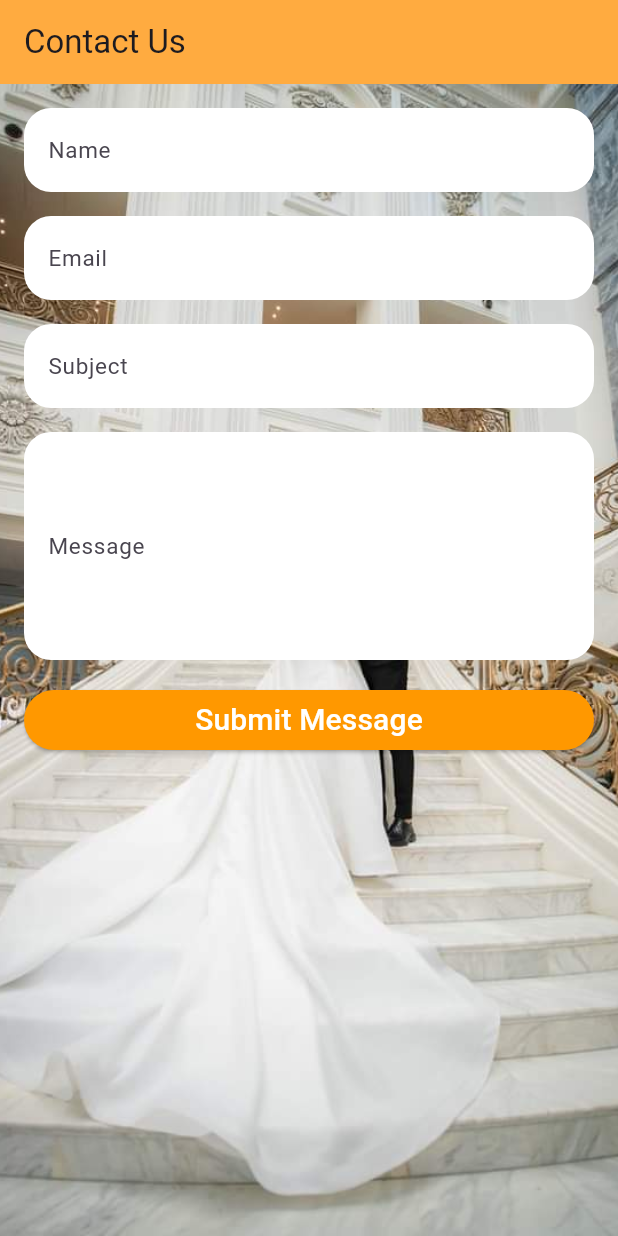
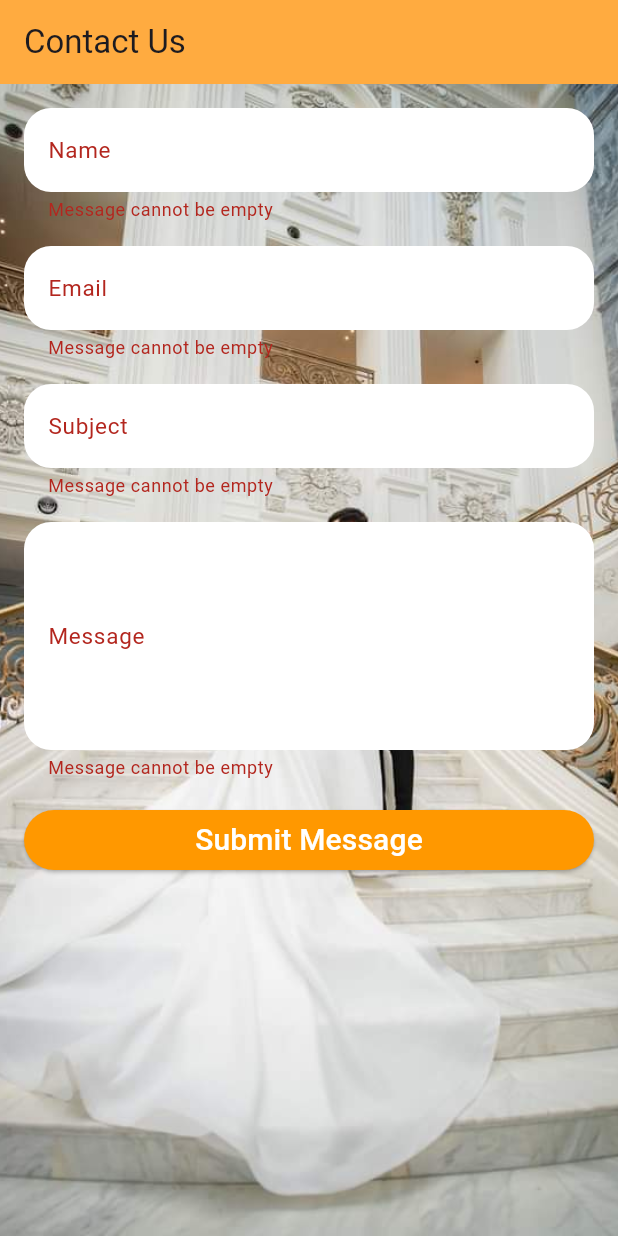
Before and after one commit to A7medabdelaty/Wedding-App, a Flutter app: the ContactUsPage screen opened by its route, after a tap on "Submit Message", on a phone screen of 412 x 824 dp. Run offline on Flutter 3.47's test engine with Material 3 defaults, Android fonts, the phone set to English and light mode, and no system bars; our stand-ins replace awesome_dialog, cached_network_image, chewie, cloud_firestore, equatable, firebase_auth and 9 more; accounts and stored records are empty.

Commit message:
implement send contact message

```diff
--- /dev/null
+++ b/lib/features/home/data/contact_message.dart
@@ -0,0 +1,24 @@
+class ContactMessage {
+  final String name;
+  final String email;
+  final String subject;
+  final String message;
+  late final String time;
+
+  ContactMessage(
+    this.name,
+    this.email,
+    this.subject,
+    this.message,
+  );
+
+  Map<String, dynamic> toMap() {
+    return {
+      'name': name,
+      'email': email,
+      'subject': subject,
+      'message': message,
+      'time': time,
+    };
+  }
+}
--- a/lib/features/home/presentation/services/firebase_service.dart
+++ b/lib/features/home/presentation/services/firebase_service.dart
@@ -3,38 +3,62 @@ import 'dart:io';
 import 'package:firebase_storage/firebase_storage.dart';
 import 'package:cloud_firestore/cloud_firestore.dart';
 import 'package:wedding/features/auth/data/profile.dart';
+import 'package:wedding/features/home/data/contact_message.dart';
 
 class FirebaseService {
-
-  static Future<void> uploadImages(List<String> imagePaths,Profile profile) async {
+  static Future<void> uploadImages(
+      List<String> imagePaths, Profile profile) async {
     final storage = FirebaseStorage.instance;
     final firestore = FirebaseFirestore.instance;
 
     for (var path in imagePaths) {
       String imageName = DateTime.now().millisecondsSinceEpoch.toString();
-      final Reference ref = storage.ref("photographersImages").child('${profile.name}').child('$imageName.jpg');
+      final Reference ref = storage
+          .ref("photographersImages")
+          .child('${profile.name}')
+          .child('$imageName.jpg');
       final UploadTask uploadTask = ref.putFile(File(path));
 
       await uploadTask.whenComplete(() async {
         String url = await ref.getDownloadURL();
-        await firestore.collection('photographers').doc(profile.profileId).collection("images").add({'url': url});
+        await firestore
+            .collection('photographers')
+            .doc(profile.profileId)
+            .collection("images")
+            .add({'url': url});
       });
     }
   }
-  static Future<void> uploadVideos(List<String> videoPaths, Profile profile) async {
+
+  static Future<void> uploadVideos(
+      List<String> videoPaths, Profile profile) async {
     final storage = FirebaseStorage.instance;
     final firestore = FirebaseFirestore.instance;
 
     for (var path in videoPaths) {
       String videoName = DateTime.now().millisecondsSinceEpoch.toString();
-      final Reference ref = storage.ref("photographersVideos").child('${profile.name}').child('$videoName.mp4');
+      final Reference ref = storage
+          .ref("photographersVideos")
+          .child('${profile.name}')
+          .child('$videoName.mp4');
       final UploadTask uploadTask = ref.putFile(File(path));
 
       await uploadTask.whenComplete(() async {
         String url = await ref.getDownloadURL();
-        await firestore.collection('photographers').doc(profile.profileId).collection("videos").add({'url': url});
+        await firestore
+            .collection('photographers')
+            .doc(profile.profileId)
+            .collection("videos")
+            .add({'url': url});
       });
     }
   }
 
+  static Future<void> sendContactMessage(ContactMessage message) {
+    message.time = DateTime.now().millisecondsSinceEpoch.toString();
+    return FirebaseFirestore.instance.collection('messages').add(
+          message.toMap(),
+        );
+  }
+
 }
--- a/lib/features/home/presentation/views/user_home/pages/contact_us_page.dart
+++ b/lib/features/home/presentation/views/user_home/pages/contact_us_page.dart
@@ -1,7 +1,13 @@
+import 'package:cloud_firestore/cloud_firestore.dart';
 import 'package:flutter/material.dart';
 import 'package:wedding/constants.dart';
 import 'package:wedding/core/common/custom_button.dart';
+import 'package:wedding/features/home/data/contact_message.dart';
+import 'package:wedding/features/home/presentation/services/firebase_service.dart';
+
 class ContactUsPage extends StatefulWidget {
+  const ContactUsPage({super.key});
+
   @override
   _ContactUsPageState createState() => _ContactUsPageState();
 }
@@ -11,6 +17,8 @@ class _ContactUsPageState extends State<ContactUsPage> {
   final TextEditingController emailController = TextEditingController();
   final TextEditingController subjectController = TextEditingController();
   final TextEditingController messageController = TextEditingController();
+
+  final _formStateKey = GlobalKey<FormState>();
 
   @override
   Widget build(BuildContext context) {
@@ -22,64 +30,123 @@ class _ContactUsPageState extends State<ContactUsPage> {
       body: Padding(
         padding: const EdgeInsets.all(16.0),
         child: SingleChildScrollView(
+          child: Form(
+            key: _formStateKey,
             child: Column(
               crossAxisAlignment: CrossAxisAlignment.stretch,
               children: [
-              TextField(
+                TextFormField(
+                  validator: (value) {
+                    if (value == null || value.isEmpty) {
+                      return 'Message cannot be empty';
+                    }
+                    return null;
+                  },
                   controller: nameController,
                   decoration: Constant.paymentDecoration.copyWith(
                     labelText: "Name",
                     labelStyle: const TextStyle(
                       fontSize: 15,
-                        fontWeight: FontWeight.w400
-                    )
-                )
+                      fontWeight: FontWeight.w400,
+                    ),
+                  ),
                 ),
                 const SizedBox(height: 16.0),
-              TextField(
+                TextFormField(
+                  validator: (value) {
+                    if (value == null || value.isEmpty) {
+                      return 'Message cannot be empty';
+                    }
+                    return null;
+                  },
                   controller: emailController,
-                decoration:  Constant.paymentDecoration.copyWith(
+                  decoration: Constant.paymentDecoration.copyWith(
                     labelText: "Email",
                     labelStyle: const TextStyle(
                       fontSize: 15,
-                        fontWeight: FontWeight.w400
-                    )
+                      fontWeight: FontWeight.w400,
+                    ),
                   ),
                   keyboardType: TextInputType.emailAddress,
                 ),
                 const SizedBox(height: 16.0),
-              TextField(
+                TextFormField(
+                  validator: (value) {
+                    if (value == null || value.isEmpty) {
+                      return 'Message cannot be empty';
+                    }
+                    return null;
+                  },
                   controller: subjectController,
                   decoration: Constant.paymentDecoration.copyWith(
                     labelText: "Subject",
                     labelStyle: const TextStyle(
                       fontSize: 15,
-                    fontWeight: FontWeight.w400
-                  )
-                )
+                      fontWeight: FontWeight.w400,
+                    ),
+                  ),
                 ),
                 const SizedBox(height: 16.0),
-              TextField(
+                TextFormField(
+                  validator: (value) {
+                    if (value == null || value.isEmpty) {
+                      return 'Message cannot be empty';
+                    }
+                    return null;
+                  },
                   controller: messageController,
                   decoration: Constant.paymentDecoration.copyWith(
                       labelText: "Message",
                       labelStyle: const TextStyle(
-                        fontSize: 15,
-                        fontWeight: FontWeight.w400
-                    )
-                ),
+                          fontSize: 15, fontWeight: FontWeight.w400)),
                   maxLines: 5,
                 ),
                 const SizedBox(height: 16.0),
-              CustomButton(status: "Submit Message",
-                  onPressed: (){
-                    print('Name: ${nameController.text}');
-                    print('Email: ${emailController.text}');
-                    print('Subject: ${subjectController.text}');
-                    print('Message: ${messageController.text}');
-                  })
+                CustomButton(
+                  status: "Submit Message",
+                  onPressed: () {
+                    if (_formStateKey.currentState!.validate()) {
+                      FirebaseService.sendContactMessage(
+                        ContactMessage(
+                          nameController.text,
+                          emailController.text,
+                          subjectController.text,
+                          messageController.text,
+                        ),
+                      ).then(
+                        (value) {
+                          nameController.clear();
+                          subjectController.clear();
+                          emailController.clear();
+                          messageController.clear();
+                          ScaffoldMessenger.of(context).showSnackBar(
+                            const SnackBar(
+                              content: Text('Message was sent successfully'),
+                            ),
+                          );
 
+                          Future<QuerySnapshot<Map<String, dynamic>>> data =
+                              FirebaseFirestore.instance
+                                  .collection('messages')
+                                  .get();
+                          data.then(
+                            (value) {
+                              value.docs.forEach(
+                                (element) {
+                                  print(
+                                    element.data(),
+                                  );
+                                },
+                              );
+                            },
+                          );
+                        },
+                      );
+                    }
+                  },
+                )
               ],
+            ),
           ),
         ),
       ),
```
Lines whose indentation alone changed are shown as unchanged.
